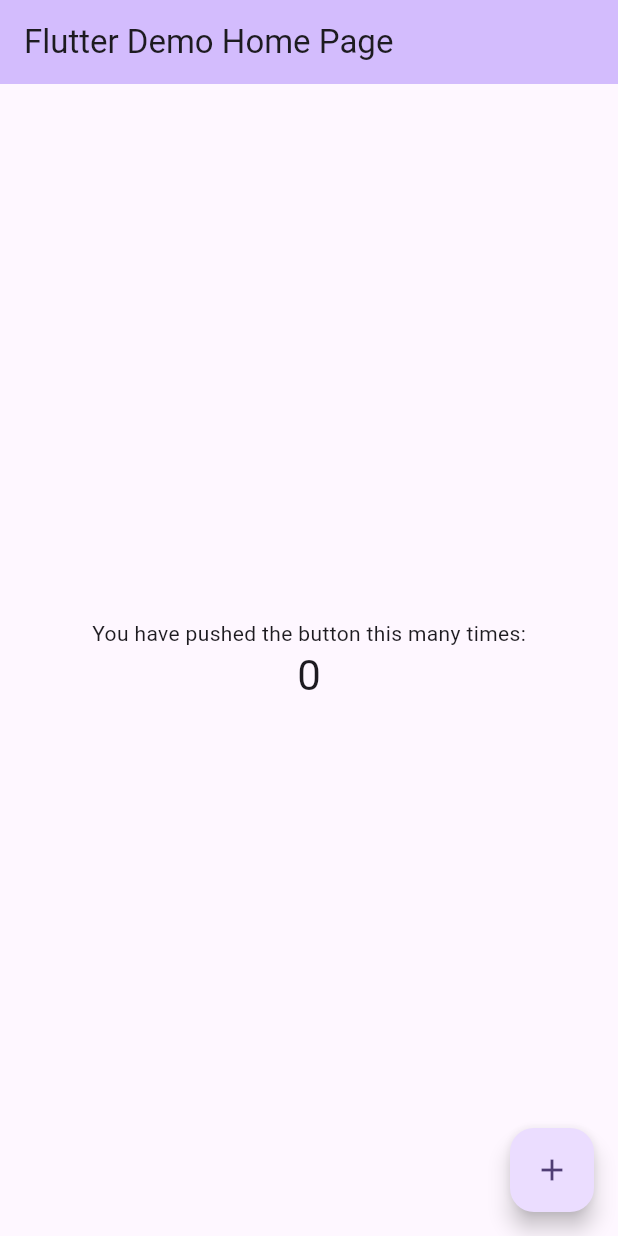
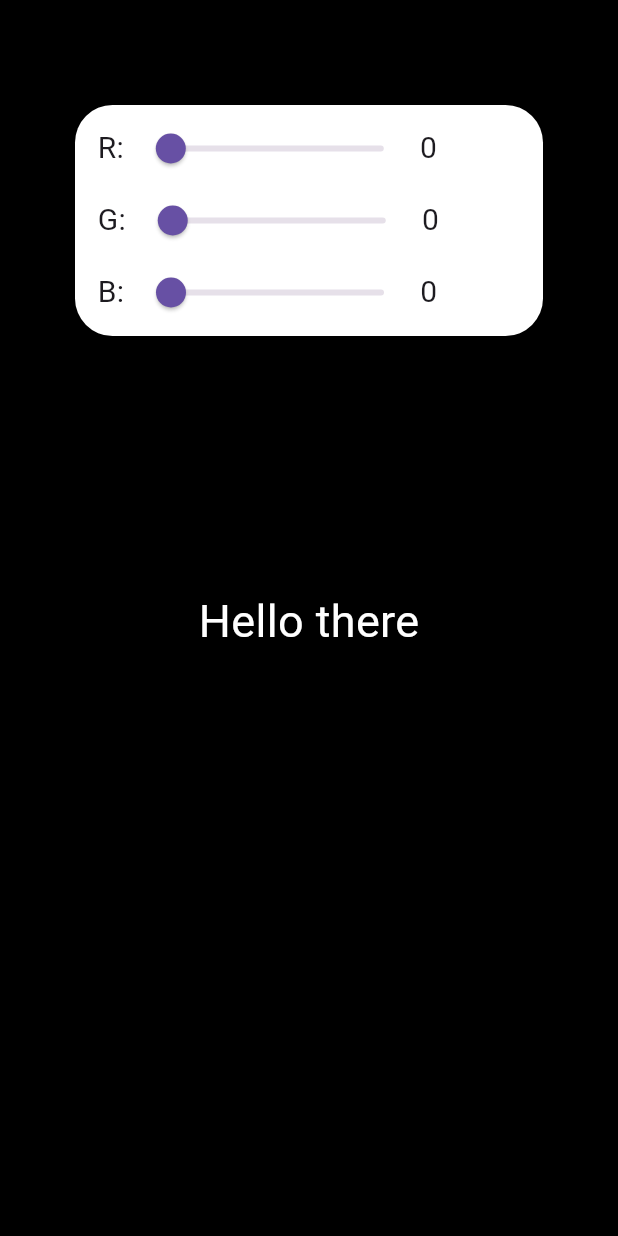
Before and after one commit to DenysMii/Random-Color-Page, a Flutter app: the screen it shows after launch, on a phone screen of 412 x 824 dp. Run offline on Flutter 3.47's test engine with Material 3 defaults, Android fonts, the light colour scheme and no system bars; our stand-ins replace shared_preferences.

Commit message:
Completed task

```diff
--- /dev/null
+++ b/devtools_options.yaml
@@ -0,0 +1,3 @@
+description: This file stores settings for Dart & Flutter DevTools.
+documentation: https://docs.flutter.dev/tools/devtools/extensions#configure-extension-enablement-states
+extensions:
--- a/lib/main.dart
+++ b/lib/main.dart
@@ -1,122 +1,21 @@
 import 'package:flutter/material.dart';
+import 'package:random_color_page/pages/home_page.dart';
+
 
 void main() {
   runApp(const MyApp());
 }
 
+///Main Widget
 class MyApp extends StatelessWidget {
   const MyApp({super.key});
 
   // This widget is the root of your application.
   @override
   Widget build(BuildContext context) {
-    return MaterialApp(
+    return const MaterialApp(
       title: 'Flutter Demo',
-      theme: ThemeData(
-        // This is the theme of your application.
-        //
-        // TRY THIS: Try running your application with "flutter run". You'll see
-        // the application has a purple toolbar. Then, without quitting the app,
-        // try changing the seedColor in the colorScheme below to Colors.green
-        // and then invoke "hot reload" (save your changes or press the "hot
-        // reload" button in a Flutter-supported IDE, or press "r" if you used
-        // the command line to start the app).
-        //
-        // Notice that the counter didn't reset back to zero; the application
-        // state is not lost during the reload. To reset the state, use hot
-        // restart instead.
-        //
-        // This works for code too, not just values: Most code changes can be
-        // tested with just a hot reload.
-        colorScheme: ColorScheme.fromSeed(seedColor: Colors.deepPurple),
-      ),
-      home: const MyHomePage(title: 'Flutter Demo Home Page'),
+      home: HomePage(),
     );
   }
 }
-
-class MyHomePage extends StatefulWidget {
-  const MyHomePage({super.key, required this.title});
-
-  // This widget is the home page of your application. It is stateful, meaning
-  // that it has a State object (defined below) that contains fields that affect
-  // how it looks.
-
-  // This class is the configuration for the state. It holds the values (in this
-  // case the title) provided by the parent (in this case the App widget) and
-  // used by the build method of the State. Fields in a Widget subclass are
-  // always marked "final".
-
-  final String title;
-
-  @override
-  State<MyHomePage> createState() => _MyHomePageState();
-}
-
-class _MyHomePageState extends State<MyHomePage> {
-  int _counter = 0;
-
-  void _incrementCounter() {
-    setState(() {
-      // This call to setState tells the Flutter framework that something has
-      // changed in this State, which causes it to rerun the build method below
-      // so that the display can reflect the updated values. If we changed
-      // _counter without calling setState(), then the build method would not be
-      // called again, and so nothing would appear to happen.
-      _counter++;
-    });
-  }
-
-  @override
-  Widget build(BuildContext context) {
-    // This method is rerun every time setState is called, for instance as done
-    // by the _incrementCounter method above.
-    //
-    // The Flutter framework has been optimized to make rerunning build methods
-    // fast, so that you can just rebuild anything that needs updating rather
-    // than having to individually change instances of widgets.
-    return Scaffold(
-      appBar: AppBar(
-        // TRY THIS: Try changing the color here to a specific color (to
-        // Colors.amber, perhaps?) and trigger a hot reload to see the AppBar
-        // change color while the other colors stay the same.
-        backgroundColor: Theme.of(context).colorScheme.inversePrimary,
-        // Here we take the value from the MyHomePage object that was created by
-        // the App.build method, and use it to set our appbar title.
-        title: Text(widget.title),
-      ),
-      body: Center(
-        // Center is a layout widget. It takes a single child and positions it
-        // in the middle of the parent.
-        child: Column(
-          // Column is also a layout widget. It takes a list of children and
-          // arranges them vertically. By default, it sizes itself to fit its
-          // children horizontally, and tries to be as tall as its parent.
-          //
-          // Column has various properties to control how it sizes itself and
-          // how it positions its children. Here we use mainAxisAlignment to
-          // center the children vertically; the main axis here is the vertical
-          // axis because Columns are vertical (the cross axis would be
-          // horizontal).
-          //
-          // TRY THIS: Invoke "debug painting" (choose the "Toggle Debug Paint"
-          // action in the IDE, or press "p" in the console), to see the
-          // wireframe for each widget.
-          mainAxisAlignment: MainAxisAlignment.center,
-          children: <Widget>[
-            const Text('You have pushed the button this many times:'),
-            Text(
-              '$_counter',
-              style: Theme.of(context).textTheme.headlineMedium,
-            ),
-          ],
-        ),
-      ),
-      floatingActionButton: FloatingActionButton(
-        onPressed: _incrementCounter,
-        tooltip: 'Increment',
-        child: const Icon(Icons.add),
-      ), // This trailing comma makes auto-formatting nicer for build methods.
-    );
-  }
-}
--- /dev/null
+++ b/lib/pages/home_page.dart
@@ -0,0 +1,174 @@
+import 'dart:math';
+import 'package:flutter/material.dart';
+import 'package:random_color_page/widgets/color_slider_widget.dart';
+import 'package:shared_preferences/shared_preferences.dart';
+
+///Widget with Home Page
+class HomePage extends StatefulWidget {
+  const HomePage({super.key});
+
+  @override
+  State<HomePage> createState() => _HomePageState();
+}
+
+class _HomePageState extends State<HomePage> {
+  final int alphaValue = 255;
+  final int darkPointValue = 127;
+
+  Color? bgColor;
+  Color? textColor;
+
+  double redBGValue = 0.0;
+  double greenBGValue = 0.0;
+  double blueBGValue = 0.0;
+
+  @override
+  void initState() {
+    super.initState();
+    getPreferences();
+  }
+
+  ///Loads background colours
+  Future<void> getPreferences() async {
+    final prefs = await SharedPreferences.getInstance();
+
+    setBGColor(
+      prefs.getDouble('redBGValue') ?? 0,
+      prefs.getDouble('greenBGValue') ?? 0,
+      prefs.getDouble('blueBGValue') ?? 0,
+    );
+  }
+
+  ///Sets background colours and calls setTextColor()
+  void setBGColor(double newRedValue, double newGreenValue, double newBlueValue) {
+    redBGValue = newRedValue;
+    greenBGValue = newGreenValue;
+    blueBGValue = newBlueValue;
+
+    setTextColor();
+    setPreferences();
+
+    setState(() {
+      bgColor = Color.fromARGB(
+        alphaValue,
+        newRedValue.round(),
+        newGreenValue.round(),
+        newBlueValue.round(),
+      );
+    });
+  }
+
+  ///Sets the colour of the "Hello there" text
+  void setTextColor() {
+    setState(() {
+      textColor =
+          redBGValue >= darkPointValue ||
+              greenBGValue >= darkPointValue ||
+              blueBGValue >= darkPointValue
+          ? Colors.black
+          : Colors.white;
+    });
+  }
+
+  ///Preserves background colours
+  Future<void> setPreferences() async {
+    final prefs = await SharedPreferences.getInstance();
+
+    await prefs.setDouble('redBGValue', redBGValue);
+    await prefs.setDouble('greenBGValue', greenBGValue);
+    await prefs.setDouble('blueBGValue', blueBGValue);
+  }
+
+  ///Generates a random colour for the background
+  void randomiseBGColor() {
+    final randomiser = Random();
+
+    final r = randomiser.nextInt(256);
+    final g = randomiser.nextInt(256);
+    final b = randomiser.nextInt(256);
+
+    setBGColor(r.toDouble(), g.toDouble(), b.toDouble());
+  }
+
+  @override
+  Widget build(BuildContext context) {
+    return Scaffold(
+      body: GestureDetector(
+        onTap: randomiseBGColor,
+        child: DecoratedBox(
+          decoration: BoxDecoration(color: bgColor),
+          child: Column(
+            mainAxisAlignment: MainAxisAlignment.center,
+            children: [
+              Expanded(
+                flex: 10,
+                child: Column(
+                  children: [
+                    GestureDetector(
+                      onTap: (){},
+                      child: Container(
+                        margin: const EdgeInsets.symmetric(
+                          horizontal: 50,
+                          vertical: 70,
+                        ),
+                        padding: const EdgeInsets.symmetric(
+                          horizontal: 15,
+                          vertical: 5,
+                        ),
+                        decoration: BoxDecoration(
+                          color: Colors.white,
+                          borderRadius: BorderRadius.circular(25),
+                        ),
+                        child: Column(
+                          children: [
+                            ColorSliderWidget(
+                              label: 'R',
+                              colorValue: redBGValue,
+                              onChanged: (newRedValue) => setBGColor(
+                                newRedValue,
+                                greenBGValue,
+                                blueBGValue,
+                              ),
+                            ),
+                            ColorSliderWidget(
+                              label: 'G',
+                              colorValue: greenBGValue,
+                              onChanged: (newGreenValue) => setBGColor(
+                                redBGValue,
+                                newGreenValue,
+                                blueBGValue,
+                              ),
+                            ),
+                            ColorSliderWidget(
+                              label: 'B',
+                              colorValue: blueBGValue,
+                              onChanged: (newBlueValue) => setBGColor(
+                                redBGValue,
+                                greenBGValue,
+                                newBlueValue,
+                              ),
+                            ),
+                          ],
+                        ),
+                      ),
+                    ),
+                  ],
+                ),
+              ),
+              Expanded(
+                flex: 11,
+                child: Text(
+                  'Hello there',
+                  style: TextStyle(
+                    fontSize: 30,
+                    color: textColor
+                  ),
+                ),
+              ),
+            ],
+          ),
+        ),
+      ),
+    );
+  }
+}
--- /dev/null
+++ b/lib/widgets/color_slider_widget.dart
@@ -0,0 +1,48 @@
+import 'package:flutter/material.dart';
+
+///Helper widget for color sliders
+class ColorSliderWidget extends StatefulWidget {
+  const ColorSliderWidget({
+    required this.label,
+    required this.colorValue,
+    required this.onChanged,
+    super.key,
+  });
+
+  ///Label of the color
+  final String label;
+
+  ///Value (0-255) of the color
+  final double colorValue;
+
+  ///
+  final ValueChanged<double> onChanged;
+
+  @override
+  State<ColorSliderWidget> createState() => _ColorSliderWidgetState();
+}
+
+class _ColorSliderWidgetState extends State<ColorSliderWidget> {
+  @override
+  Widget build(BuildContext context) {
+    return Row(
+      children: [
+        Text(
+          '${widget.label}: ',
+          style: const TextStyle(fontSize: 20),
+        ),
+        Slider(
+          value: widget.colorValue,
+          min: 0,
+          max: 255,
+          divisions: 255,
+          onChanged: widget.onChanged,
+        ),
+        Text(
+          '${widget.colorValue.round()}',
+          style: const TextStyle(fontSize: 20),
+        ),
+      ],
+    );
+  }
+}
```
Also changed, not shown: flutter_launcher_icons.yaml (added, +19 -0 lines), pubspec.yaml (+4 -3 lines), assets/images/colors.png (added), pubspec.lock, 32 other files.
